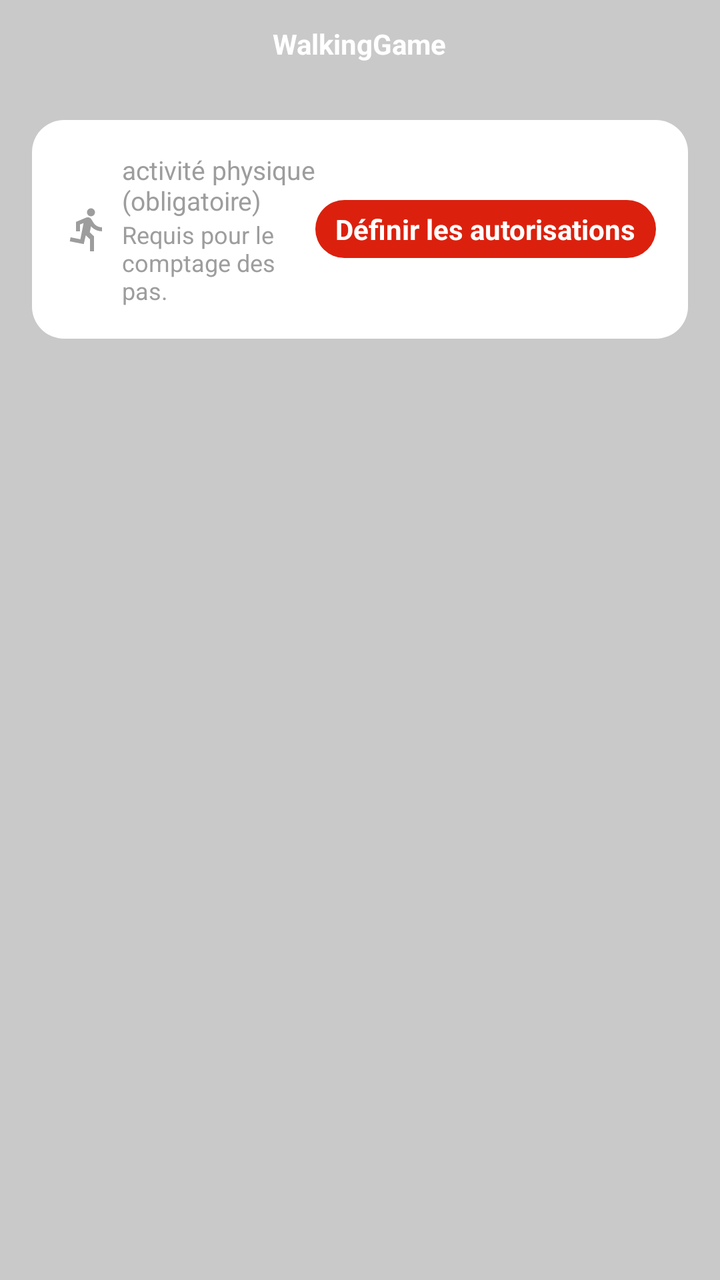
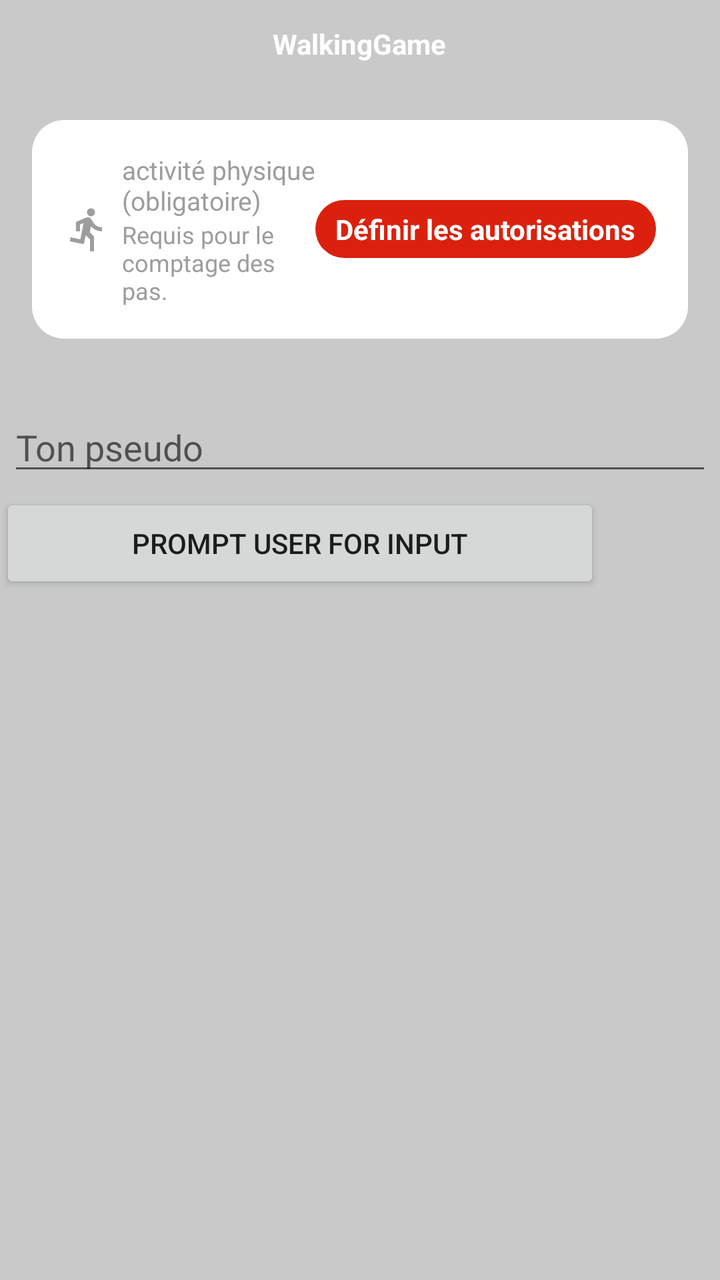

The first picture is an Android layout as it rendered before a commit; the second is the same layout after the commit. The layout source and the unified diff follow.
<!-- AndroidManifest.xml: application theme Theme.WalkingGame -->
<!-- res/layout/activity_authority.xml -->
<?xml version="1.0" encoding="utf-8"?>
<layout>

    <LinearLayout xmlns:android="http://schemas.android.com/apk/res/android"
        xmlns:app="http://schemas.android.com/apk/res-auto"
        xmlns:tools="http://schemas.android.com/tools"
        android:layout_width="match_parent"
        android:layout_height="match_parent"
        android:orientation="vertical"
        tools:context=".activity.AuthorityActivity">

        <RelativeLayout
            android:layout_width="match_parent"
            android:layout_height="wrap_content"
            android:background="@color/background">

            <ImageButton
                android:layout_width="wrap_content"
                android:layout_height="wrap_content"
                android:layout_centerVertical="true"
                android:layout_marginLeft="5dp"
                android:background="@android:color/transparent"
                android:padding="10dp"
                android:src="@drawable/back_button"
                android:visibility="invisible" />

            <TextView
                android:layout_width="wrap_content"
                android:layout_height="wrap_content"
                android:layout_centerInParent="true"
                android:text="@string/app_name"
                android:textColor="@android:color/white"
                android:textSize="14dp"
                android:textStyle="bold" />
        </RelativeLayout>

        <ScrollView
            android:layout_width="match_parent"
            android:layout_height="0dp"
            android:layout_weight="1"
            android:fillViewport="true">

            <LinearLayout
                android:layout_width="match_parent"
                android:layout_height="wrap_content"
                android:background="@color/background"
                android:orientation="vertical">

                <RelativeLayout
                    android:id="@+id/layout_recognition"
                    android:layout_width="match_parent"
                    android:layout_height="wrap_content"
                    android:layout_margin="16dp"
                    android:background="@drawable/box_step"
                    android:padding="16dp">

                    <ImageView
                        android:id="@+id/image_recognition"
                        android:layout_width="wrap_content"
                        android:layout_height="wrap_content"
                        android:layout_centerVertical="true"
                        android:src="@drawable/runner_man" />

                    <LinearLayout
                        android:id="@+id/text_recognition"
                        android:layout_width="match_parent"
                        android:layout_height="wrap_content"
                        android:layout_centerVertical="true"
                        android:layout_marginStart="5dp"
                        android:layout_toEndOf="@+id/image_recognition"
                        android:layout_toStartOf="@+id/button_recognition"
                        android:orientation="vertical">

                        <TextView
                            android:layout_width="wrap_content"
                            android:layout_height="wrap_content"
                            android:text="activité physique (obligatoire)"
                            android:textColor="#9d9d9d"
                            android:textSize="13dp" />

                        <TextView
                            android:layout_width="wrap_content"
                            android:layout_height="wrap_content"
                            android:text="Requis pour le comptage des pas."
                            android:textColor="#9d9d9d"
                            android:textSize="12dp" />
                    </LinearLayout>

                    <TextView
                        android:id="@+id/button_recognition"
                        android:layout_width="wrap_content"
                        android:layout_height="wrap_content"
                        android:layout_alignParentEnd="true"
                        android:background="@drawable/accept_btn"
                        android:gravity="center"
                        android:paddingStart="10dp"
                        android:paddingTop="5dp"
                        android:paddingEnd="10dp"
                        android:paddingBottom="5dp"
                        android:text="Définir les autorisations"
                        android:textColor="@color/white"
                        android:textStyle="bold"
                        android:layout_centerVertical="true"/>
                </RelativeLayout>
            </LinearLayout>
        </ScrollView>
    </LinearLayout>
</layout>
<!-- resources referenced by this layout -->
<resources>
  <color name="background">#c9c9c9</color>
  <color name="white">#FFFFFFFF</color>
  <!-- drawable accept_btn (drawable) -->
  <?xml version="1.0" encoding="utf-8"?>
  <selector xmlns:android="http://schemas.android.com/apk/res/android">
      <item
          android:state_pressed="true">
          <shape android:shape="rectangle">
              <corners android:radius="16dp"/>
              <solid android:color="#c82110"/>
          </shape>
      </item>
      <item
          android:state_pressed="false"
          android:state_enabled="true">
          <shape android:shape="rectangle">
              <corners android:radius="16dp"/>
              <solid android:color="#db210e"/>
          </shape>
      </item>
  </selector>
  <!-- drawable back_button (drawable) -->
  <vector android:height="24dp" android:tint="#FFFFFF"
      android:viewportHeight="24" android:viewportWidth="24"
      android:width="24dp" xmlns:android="http://schemas.android.com/apk/res/android">
      <path android:fillColor="@android:color/white" android:pathData="M17.77,3.77l-1.77,-1.77l-10,10l10,10l1.77,-1.77l-8.23,-8.23z"/>
  </vector>
  <!-- drawable box_step (drawable) -->
  <?xml version="1.0" encoding="utf-8"?>
  <selector xmlns:android="http://schemas.android.com/apk/res/android">
      <item>
          <shape android:shape="rectangle">
              <corners android:radius="16dp"/>
              <solid android:color="@color/white"/>
          </shape>
      </item>
  </selector>
  <!-- drawable runner_man (drawable) -->
  <vector android:autoMirrored="true" android:height="24dp"
      android:tint="#9D9D9D" android:viewportHeight="24"
      android:viewportWidth="24" android:width="24dp" xmlns:android="http://schemas.android.com/apk/res/android">
      <path android:fillColor="@android:color/white" android:pathData="M13.49,5.48c1.1,0 2,-0.9 2,-2s-0.9,-2 -2,-2 -2,0.9 -2,2 0.9,2 2,2zM9.89,19.38l1,-4.4 2.1,2v6h2v-7.5l-2.1,-2 0.6,-3c1.3,1.5 3.3,2.5 5.5,2.5v-2c-1.9,0 -3.5,-1 -4.3,-2.4l-1,-1.6c-0.4,-0.6 -1,-1 -1.7,-1 -0.3,0 -0.5,0.1 -0.8,0.1l-5.2,2.2v4.7h2v-3.4l1.8,-0.7 -1.6,8.1 -4.9,-1 -0.4,2 7,1.4z"/>
  </vector>
  <string name="app_name">WalkingGame</string>
  <style name="Theme.WalkingGame" parent="Theme.MaterialComponents.DayNight.DarkActionBar">
          
          <item name="colorPrimary">@color/purple_500</item>
          <item name="colorPrimaryVariant">@color/purple_700</item>
          <item name="colorOnPrimary">@color/white</item>
          
          <item name="colorSecondary">@color/teal_200</item>
          <item name="colorSecondaryVariant">@color/teal_700</item>
          <item name="colorOnSecondary">@color/black</item>
          
          <item name="android:statusBarColor">?attr/colorPrimaryVariant</item>
          
      </style>
  <color name="purple_500">#FF6200EE</color>
  <color name="purple_700">#FF3700B3</color>
  <color name="teal_200">#FF03DAC5</color>
  <color name="teal_700">#FF018786</color>
  <color name="black">#FF000000</color>
</resources>

<!-- the commit's change to res/layout/activity_authority.xml (unified diff, before → after) -->
@@ -102,6 +102,31 @@
                         android:textStyle="bold"
                         android:layout_centerVertical="true"/>
                 </RelativeLayout>
+
+                <EditText
+                    android:id="@+id/username"
+                    android:inputType="textEmailAddress"
+                    android:layout_width="match_parent"
+                    android:layout_height="wrap_content"
+                    android:layout_marginTop="16dp"
+                    android:layout_marginLeft="4dp"
+                    android:layout_marginRight="4dp"
+                    android:layout_marginBottom="4dp"
+                    android:hint="Ton pseudo" />
+
+                <Button
+                    android:id="@+id/buttonPromptUser"
+                    android:layout_width="300dp"
+                    android:layout_height="50dp"
+                    android:text="Prompt User For Input"
+                    app:layout_constraintBottom_toBottomOf="parent"
+                    app:layout_constraintLeft_toLeftOf="parent"
+                    app:layout_constraintRight_toRightOf="parent"
+                    app:layout_constraintTop_toTopOf="parent"
+                    tools:layout_editor_absoluteX="42dp"
+                    tools:layout_editor_absoluteY="230dp" />
+
+
             </LinearLayout>
         </ScrollView>
     </LinearLayout>
